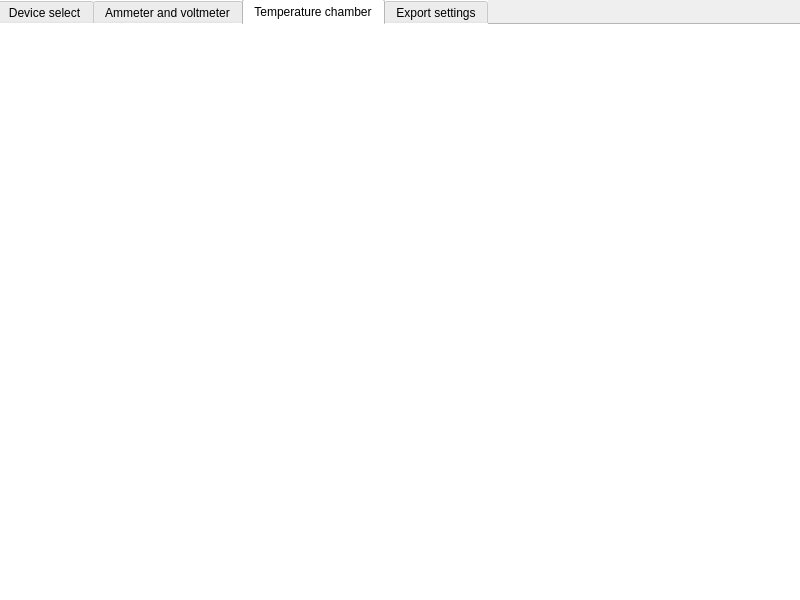
Old version of the form BurySmartMeasure.ui in the repository zielony414/Smart_measure.
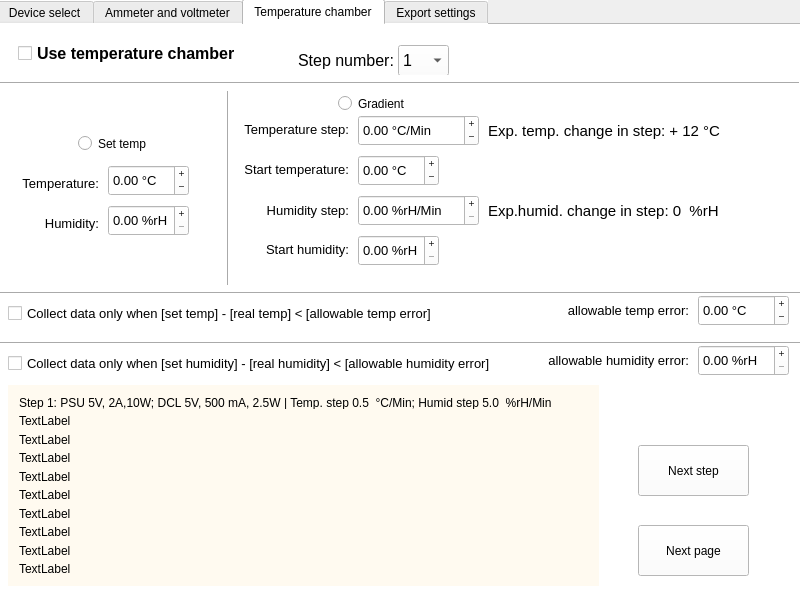
New version of the form. The open tabs and pages were chosen to show the change.

Patch:
```diff
--- a/BurySmartMeasure.ui
+++ b/BurySmartMeasure.ui
@@ -546,368 +546,6 @@
        </property>
       </item>
      </widget>
-     <widget class="QLabel" name="label_5">
-      <property name="geometry">
-       <rect>
-        <x>90</x>
-        <y>370</y>
-        <width>121</width>
-        <height>31</height>
-       </rect>
-      </property>
-      <property name="font">
-       <font>
-        <pointsize>12</pointsize>
-       </font>
-      </property>
-      <property name="text">
-       <string>Power Supply</string>
-      </property>
-     </widget>
-     <widget class="QLabel" name="label_6">
-      <property name="geometry">
-       <rect>
-        <x>40</x>
-        <y>420</y>
-        <width>47</width>
-        <height>13</height>
-       </rect>
-      </property>
-      <property name="font">
-       <font>
-        <pointsize>10</pointsize>
-       </font>
-      </property>
-      <property name="text">
-       <string>Volts:</string>
-      </property>
-     </widget>
-     <widget class="QLabel" name="label_7">
-      <property name="geometry">
-       <rect>
-        <x>20</x>
-        <y>460</y>
-        <width>47</width>
-        <height>13</height>
-       </rect>
-      </property>
-      <property name="font">
-       <font>
-        <pointsize>10</pointsize>
-       </font>
-      </property>
-      <property name="text">
-       <string>Ampers:</string>
-      </property>
-     </widget>
-     <widget class="QLabel" name="label_8">
-      <property name="geometry">
-       <rect>
-        <x>30</x>
-        <y>500</y>
-        <width>161</width>
-        <height>16</height>
-       </rect>
-      </property>
-      <property name="font">
-       <font>
-        <pointsize>11</pointsize>
-       </font>
-      </property>
-      <property name="text">
-       <string>Watts: 0 W</string>
-      </property>
-     </widget>
-     <widget class="QDoubleSpinBox" name="doubleSpinBox_2">
-      <property name="geometry">
-       <rect>
-        <x>80</x>
-        <y>410</y>
-        <width>51</width>
-        <height>31</height>
-       </rect>
-      </property>
-      <property name="font">
-       <font>
-        <pointsize>10</pointsize>
-       </font>
-      </property>
-      <property name="wrapping">
-       <bool>false</bool>
-      </property>
-      <property name="frame">
-       <bool>true</bool>
-      </property>
-      <property name="buttonSymbols">
-       <enum>QAbstractSpinBox::PlusMinus</enum>
-      </property>
-      <property name="suffix">
-       <string/>
-      </property>
-     </widget>
-     <widget class="QComboBox" name="comboBox_5">
-      <property name="geometry">
-       <rect>
-        <x>140</x>
-        <y>450</y>
-        <width>69</width>
-        <height>22</height>
-       </rect>
-      </property>
-      <item>
-       <property name="text">
-        <string>A</string>
-       </property>
-      </item>
-      <item>
-       <property name="text">
-        <string>mA</string>
-       </property>
-      </item>
-      <item>
-       <property name="text">
-        <string>µA</string>
-       </property>
-      </item>
-     </widget>
-     <widget class="QComboBox" name="comboBox_6">
-      <property name="geometry">
-       <rect>
-        <x>140</x>
-        <y>410</y>
-        <width>69</width>
-        <height>22</height>
-       </rect>
-      </property>
-      <item>
-       <property name="text">
-        <string>V</string>
-       </property>
-      </item>
-      <item>
-       <property name="text">
-        <string>mV</string>
-       </property>
-      </item>
-      <item>
-       <property name="text">
-        <string>µV</string>
-       </property>
-      </item>
-      <item>
-       <property name="text">
-        <string>kV</string>
-       </property>
-      </item>
-     </widget>
-     <widget class="QDoubleSpinBox" name="doubleSpinBox_4">
-      <property name="geometry">
-       <rect>
-        <x>80</x>
-        <y>450</y>
-        <width>51</width>
-        <height>31</height>
-       </rect>
-      </property>
-      <property name="font">
-       <font>
-        <pointsize>10</pointsize>
-       </font>
-      </property>
-      <property name="wrapping">
-       <bool>false</bool>
-      </property>
-      <property name="frame">
-       <bool>true</bool>
-      </property>
-      <property name="buttonSymbols">
-       <enum>QAbstractSpinBox::PlusMinus</enum>
-      </property>
-      <property name="suffix">
-       <string/>
-      </property>
-     </widget>
-     <widget class="QDoubleSpinBox" name="doubleSpinBox_8">
-      <property name="geometry">
-       <rect>
-        <x>380</x>
-        <y>450</y>
-        <width>51</width>
-        <height>31</height>
-       </rect>
-      </property>
-      <property name="font">
-       <font>
-        <pointsize>10</pointsize>
-       </font>
-      </property>
-      <property name="wrapping">
-       <bool>false</bool>
-      </property>
-      <property name="frame">
-       <bool>true</bool>
-      </property>
-      <property name="buttonSymbols">
-       <enum>QAbstractSpinBox::PlusMinus</enum>
-      </property>
-      <property name="suffix">
-       <string/>
-      </property>
-     </widget>
-     <widget class="QComboBox" name="comboBox_13">
-      <property name="geometry">
-       <rect>
-        <x>440</x>
-        <y>410</y>
-        <width>69</width>
-        <height>22</height>
-       </rect>
-      </property>
-      <item>
-       <property name="text">
-        <string>V</string>
-       </property>
-      </item>
-      <item>
-       <property name="text">
-        <string>mV</string>
-       </property>
-      </item>
-      <item>
-       <property name="text">
-        <string>µV</string>
-       </property>
-      </item>
-      <item>
-       <property name="text">
-        <string>kV</string>
-       </property>
-      </item>
-     </widget>
-     <widget class="QDoubleSpinBox" name="doubleSpinBox_9">
-      <property name="geometry">
-       <rect>
-        <x>380</x>
-        <y>410</y>
-        <width>51</width>
-        <height>31</height>
-       </rect>
-      </property>
-      <property name="font">
-       <font>
-        <pointsize>10</pointsize>
-       </font>
-      </property>
-      <property name="wrapping">
-       <bool>false</bool>
-      </property>
-      <property name="frame">
-       <bool>true</bool>
-      </property>
-      <property name="buttonSymbols">
-       <enum>QAbstractSpinBox::PlusMinus</enum>
-      </property>
-      <property name="suffix">
-       <string/>
-      </property>
-     </widget>
-     <widget class="QLabel" name="label_17">
-      <property name="geometry">
-       <rect>
-        <x>330</x>
-        <y>500</y>
-        <width>161</width>
-        <height>16</height>
-       </rect>
-      </property>
-      <property name="font">
-       <font>
-        <pointsize>11</pointsize>
-       </font>
-      </property>
-      <property name="text">
-       <string>Watts: 0 W</string>
-      </property>
-     </widget>
-     <widget class="QComboBox" name="comboBox_14">
-      <property name="geometry">
-       <rect>
-        <x>440</x>
-        <y>450</y>
-        <width>69</width>
-        <height>22</height>
-       </rect>
-      </property>
-      <item>
-       <property name="text">
-        <string>A</string>
-       </property>
-      </item>
-      <item>
-       <property name="text">
-        <string>mA</string>
-       </property>
-      </item>
-      <item>
-       <property name="text">
-        <string>µA</string>
-       </property>
-      </item>
-     </widget>
-     <widget class="QLabel" name="label_18">
-      <property name="geometry">
-       <rect>
-        <x>390</x>
-        <y>370</y>
-        <width>121</width>
-        <height>31</height>
-       </rect>
-      </property>
-      <property name="font">
-       <font>
-        <pointsize>12</pointsize>
-       </font>
-      </property>
-      <property name="text">
-       <string>DC load</string>
-      </property>
-     </widget>
-     <widget class="QLabel" name="label_19">
-      <property name="geometry">
-       <rect>
-        <x>320</x>
-        <y>460</y>
-        <width>47</width>
-        <height>13</height>
-       </rect>
-      </property>
-      <property name="font">
-       <font>
-        <pointsize>10</pointsize>
-       </font>
-      </property>
-      <property name="text">
-       <string>Ampers:</string>
-      </property>
-     </widget>
-     <widget class="QLabel" name="label_20">
-      <property name="geometry">
-       <rect>
-        <x>340</x>
-        <y>420</y>
-        <width>31</width>
-        <height>16</height>
-       </rect>
-      </property>
-      <property name="font">
-       <font>
-        <pointsize>10</pointsize>
-       </font>
-      </property>
-      <property name="text">
-       <string>Volts:</string>
-      </property>
-     </widget>
      <widget class="QPushButton" name="config_dev_3">
       <property name="geometry">
        <rect>
@@ -1112,6 +750,831 @@
      <attribute name="title">
       <string>Temperature chamber</string>
      </attribute>
+     <widget class="QLabel" name="label_17">
+      <property name="geometry">
+       <rect>
+        <x>300</x>
+        <y>20</y>
+        <width>101</width>
+        <height>31</height>
+       </rect>
+      </property>
+      <property name="font">
+       <font>
+        <pointsize>12</pointsize>
+       </font>
+      </property>
+      <property name="text">
+       <string>Step number: </string>
+      </property>
+     </widget>
+     <widget class="QComboBox" name="comboBox_12">
+      <property name="geometry">
+       <rect>
+        <x>400</x>
+        <y>20</y>
+        <width>51</width>
+        <height>31</height>
+       </rect>
+      </property>
+      <property name="font">
+       <font>
+        <pointsize>12</pointsize>
+       </font>
+      </property>
+      <item>
+       <property name="text">
+        <string>1</string>
+       </property>
+      </item>
+     </widget>
+     <widget class="QWidget" name="steps_widget_2" native="true">
+      <property name="geometry">
+       <rect>
+        <x>10</x>
+        <y>360</y>
+        <width>591</width>
+        <height>201</height>
+       </rect>
+      </property>
+      <property name="styleSheet">
+       <string notr="true">background-color:#FFFAF0;</string>
+      </property>
+      <layout class="QVBoxLayout" name="_2">
+       <item>
+        <widget class="QLabel" name="step_1_lbl_2">
+         <property name="font">
+          <font>
+           <pointsize>9</pointsize>
+          </font>
+         </property>
+         <property name="text">
+          <string>Step 1: PSU 5V, 2A,10W; DCL 5V, 500 mA, 2.5W | Temp. step 0.5  °C/Min; Humid step 5.0  %rH/Min</string>
+         </property>
+        </widget>
+       </item>
+       <item>
+        <widget class="QLabel" name="step_2_lbl_2">
+         <property name="font">
+          <font>
+           <pointsize>9</pointsize>
+          </font>
+         </property>
+         <property name="text">
+          <string>TextLabel</string>
+         </property>
+        </widget>
+       </item>
+       <item>
+        <widget class="QLabel" name="step_3_lbl_2">
+         <property name="font">
+          <font>
+           <pointsize>9</pointsize>
+          </font>
+         </property>
+         <property name="text">
+          <string>TextLabel</string>
+         </property>
+        </widget>
+       </item>
+       <item>
+        <widget class="QLabel" name="step_4_lbl_2">
+         <property name="font">
+          <font>
+           <pointsize>9</pointsize>
+          </font>
+         </property>
+         <property name="text">
+          <string>TextLabel</string>
+         </property>
+        </widget>
+       </item>
+       <item>
+        <widget class="QLabel" name="step_5_lbl_2">
+         <property name="font">
+          <font>
+           <pointsize>9</pointsize>
+          </font>
+         </property>
+         <property name="text">
+          <string>TextLabel</string>
+         </property>
+        </widget>
+       </item>
+       <item>
+        <widget class="QLabel" name="step_6_lbl_2">
+         <property name="font">
+          <font>
+           <pointsize>9</pointsize>
+          </font>
+         </property>
+         <property name="text">
+          <string>TextLabel</string>
+         </property>
+        </widget>
+       </item>
+       <item>
+        <widget class="QLabel" name="step_7_lbl_2">
+         <property name="font">
+          <font>
+           <pointsize>9</pointsize>
+          </font>
+         </property>
+         <property name="text">
+          <string>TextLabel</string>
+         </property>
+        </widget>
+       </item>
+       <item>
+        <widget class="QLabel" name="step_8_lbl_2">
+         <property name="font">
+          <font>
+           <pointsize>9</pointsize>
+          </font>
+         </property>
+         <property name="text">
+          <string>TextLabel</string>
+         </property>
+        </widget>
+       </item>
+       <item>
+        <widget class="QLabel" name="step_9_lbl_2">
+         <property name="font">
+          <font>
+           <pointsize>9</pointsize>
+          </font>
+         </property>
+         <property name="text">
+          <string>TextLabel</string>
+         </property>
+        </widget>
+       </item>
+       <item>
+        <widget class="QLabel" name="step_10_lbl_2">
+         <property name="font">
+          <font>
+           <pointsize>9</pointsize>
+          </font>
+         </property>
+         <property name="text">
+          <string>TextLabel</string>
+         </property>
+        </widget>
+       </item>
+      </layout>
+     </widget>
+     <widget class="QRadioButton" name="radioButton">
+      <property name="geometry">
+       <rect>
+        <x>80</x>
+        <y>110</y>
+        <width>82</width>
+        <height>17</height>
+       </rect>
+      </property>
+      <property name="text">
+       <string>Set temp</string>
+      </property>
+     </widget>
+     <widget class="QRadioButton" name="radioButton_2">
+      <property name="geometry">
+       <rect>
+        <x>340</x>
+        <y>70</y>
+        <width>82</width>
+        <height>17</height>
+       </rect>
+      </property>
+      <property name="text">
+       <string>Gradient</string>
+      </property>
+     </widget>
+     <widget class="QLabel" name="label_18">
+      <property name="geometry">
+       <rect>
+        <x>20</x>
+        <y>150</y>
+        <width>81</width>
+        <height>16</height>
+       </rect>
+      </property>
+      <property name="font">
+       <font>
+        <pointsize>10</pointsize>
+       </font>
+      </property>
+      <property name="text">
+       <string>Temperature:</string>
+      </property>
+      <property name="alignment">
+       <set>Qt::AlignRight|Qt::AlignTrailing|Qt::AlignVCenter</set>
+      </property>
+     </widget>
+     <widget class="QDoubleSpinBox" name="doubleSpinBox_8">
+      <property name="geometry">
+       <rect>
+        <x>110</x>
+        <y>140</y>
+        <width>81</width>
+        <height>31</height>
+       </rect>
+      </property>
+      <property name="font">
+       <font>
+        <pointsize>10</pointsize>
+       </font>
+      </property>
+      <property name="wrapping">
+       <bool>false</bool>
+      </property>
+      <property name="frame">
+       <bool>true</bool>
+      </property>
+      <property name="buttonSymbols">
+       <enum>QAbstractSpinBox::PlusMinus</enum>
+      </property>
+      <property name="suffix">
+       <string> °C</string>
+      </property>
+      <property name="minimum">
+       <double>-75.000000000000000</double>
+      </property>
+      <property name="maximum">
+       <double>185.000000000000000</double>
+      </property>
+      <property name="singleStep">
+       <double>0.010000000000000</double>
+      </property>
+     </widget>
+     <widget class="QLabel" name="label_20">
+      <property name="geometry">
+       <rect>
+        <x>240</x>
+        <y>89</y>
+        <width>111</width>
+        <height>31</height>
+       </rect>
+      </property>
+      <property name="font">
+       <font>
+        <pointsize>10</pointsize>
+       </font>
+      </property>
+      <property name="text">
+       <string>Temperature step:</string>
+      </property>
+      <property name="alignment">
+       <set>Qt::AlignRight|Qt::AlignTrailing|Qt::AlignVCenter</set>
+      </property>
+     </widget>
+     <widget class="QDoubleSpinBox" name="doubleSpinBox_11">
+      <property name="geometry">
+       <rect>
+        <x>360</x>
+        <y>90</y>
+        <width>121</width>
+        <height>31</height>
+       </rect>
+      </property>
+      <property name="font">
+       <font>
+        <pointsize>10</pointsize>
+       </font>
+      </property>
+      <property name="wrapping">
+       <bool>false</bool>
+      </property>
+      <property name="frame">
+       <bool>true</bool>
+      </property>
+      <property name="buttonSymbols">
+       <enum>QAbstractSpinBox::PlusMinus</enum>
+      </property>
+      <property name="suffix">
+       <string> °C/Min</string>
+      </property>
+      <property name="minimum">
+       <double>-75.000000000000000</double>
+      </property>
+      <property name="maximum">
+       <double>185.000000000000000</double>
+      </property>
+      <property name="singleStep">
+       <double>0.010000000000000</double>
+      </property>
+     </widget>
+     <widget class="QLabel" name="label_24">
+      <property name="geometry">
+       <rect>
+        <x>20</x>
+        <y>190</y>
+        <width>81</width>
+        <height>16</height>
+       </rect>
+      </property>
+      <property name="font">
+       <font>
+        <pointsize>10</pointsize>
+       </font>
+      </property>
+      <property name="text">
+       <string>Humidity:</string>
+      </property>
+      <property name="alignment">
+       <set>Qt::AlignRight|Qt::AlignTrailing|Qt::AlignVCenter</set>
+      </property>
+     </widget>
+     <widget class="QDoubleSpinBox" name="doubleSpinBox_12">
+      <property name="geometry">
+       <rect>
+        <x>110</x>
+        <y>180</y>
+        <width>81</width>
+        <height>31</height>
+       </rect>
+      </property>
+      <property name="font">
+       <font>
+        <pointsize>10</pointsize>
+       </font>
+      </property>
+      <property name="wrapping">
+       <bool>false</bool>
+      </property>
+      <property name="frame">
+       <bool>true</bool>
+      </property>
+      <property name="buttonSymbols">
+       <enum>QAbstractSpinBox::PlusMinus</enum>
+      </property>
+      <property name="suffix">
+       <string> %rH</string>
+      </property>
+      <property name="minimum">
+       <double>0.000000000000000</double>
+      </property>
+      <property name="maximum">
+       <double>98.000000000000000</double>
+      </property>
+      <property name="singleStep">
+       <double>0.010000000000000</double>
+      </property>
+     </widget>
+     <widget class="QDoubleSpinBox" name="doubleSpinBox_13">
+      <property name="geometry">
+       <rect>
+        <x>360</x>
+        <y>170</y>
+        <width>121</width>
+        <height>31</height>
+       </rect>
+      </property>
+      <property name="font">
+       <font>
+        <pointsize>10</pointsize>
+       </font>
+      </property>
+      <property name="wrapping">
+       <bool>false</bool>
+      </property>
+      <property name="frame">
+       <bool>true</bool>
+      </property>
+      <property name="buttonSymbols">
+       <enum>QAbstractSpinBox::PlusMinus</enum>
+      </property>
+      <property name="suffix">
+       <string> %rH/Min</string>
+      </property>
+      <property name="minimum">
+       <double>0.000000000000000</double>
+      </property>
+      <property name="maximum">
+       <double>98.000000000000000</double>
+      </property>
+      <property name="singleStep">
+       <double>0.010000000000000</double>
+      </property>
+     </widget>
+     <widget class="QLabel" name="label_26">
+      <property name="geometry">
+       <rect>
+        <x>260</x>
+        <y>170</y>
+        <width>91</width>
+        <height>31</height>
+       </rect>
+      </property>
+      <property name="font">
+       <font>
+        <pointsize>10</pointsize>
+       </font>
+      </property>
+      <property name="text">
+       <string>Humidity step:</string>
+      </property>
+      <property name="alignment">
+       <set>Qt::AlignRight|Qt::AlignTrailing|Qt::AlignVCenter</set>
+      </property>
+     </widget>
+     <widget class="QPushButton" name="config_dev_7">
+      <property name="geometry">
+       <rect>
+        <x>640</x>
+        <y>500</y>
+        <width>111</width>
+        <height>51</height>
+       </rect>
+      </property>
+      <property name="text">
+       <string>Next page</string>
+      </property>
+     </widget>
+     <widget class="QPushButton" name="config_dev_8">
+      <property name="geometry">
+       <rect>
+        <x>640</x>
+        <y>420</y>
+        <width>111</width>
+        <height>51</height>
+       </rect>
+      </property>
+      <property name="text">
+       <string>Next step</string>
+      </property>
+     </widget>
+     <widget class="Line" name="line">
+      <property name="geometry">
+       <rect>
+        <x>220</x>
+        <y>60</y>
+        <width>20</width>
+        <height>201</height>
+       </rect>
+      </property>
+      <property name="orientation">
+       <enum>Qt::Vertical</enum>
+      </property>
+     </widget>
+     <widget class="QLabel" name="label_19">
+      <property name="geometry">
+       <rect>
+        <x>490</x>
+        <y>90</y>
+        <width>311</width>
+        <height>31</height>
+       </rect>
+      </property>
+      <property name="font">
+       <font>
+        <pointsize>11</pointsize>
+       </font>
+      </property>
+      <property name="text">
+       <string>Exp. temp. change in step: + 12 °C</string>
+      </property>
+     </widget>
+     <widget class="QLabel" name="label_25">
+      <property name="geometry">
+       <rect>
+        <x>490</x>
+        <y>170</y>
+        <width>311</width>
+        <height>31</height>
+       </rect>
+      </property>
+      <property name="font">
+       <font>
+        <pointsize>11</pointsize>
+       </font>
+      </property>
+      <property name="text">
+       <string>Exp.humid. change in step: 0  %rH</string>
+      </property>
+     </widget>
+     <widget class="QLabel" name="label_59">
+      <property name="geometry">
+       <rect>
+        <x>230</x>
+        <y>129</y>
+        <width>121</width>
+        <height>31</height>
+       </rect>
+      </property>
+      <property name="font">
+       <font>
+        <pointsize>10</pointsize>
+       </font>
+      </property>
+      <property name="text">
+       <string>Start temperature:</string>
+      </property>
+      <property name="alignment">
+       <set>Qt::AlignRight|Qt::AlignTrailing|Qt::AlignVCenter</set>
+      </property>
+     </widget>
+     <widget class="QDoubleSpinBox" name="doubleSpinBox_9">
+      <property name="geometry">
+       <rect>
+        <x>360</x>
+        <y>130</y>
+        <width>81</width>
+        <height>31</height>
+       </rect>
+      </property>
+      <property name="font">
+       <font>
+        <pointsize>10</pointsize>
+       </font>
+      </property>
+      <property name="wrapping">
+       <bool>false</bool>
+      </property>
+      <property name="frame">
+       <bool>true</bool>
+      </property>
+      <property name="buttonSymbols">
+       <enum>QAbstractSpinBox::PlusMinus</enum>
+      </property>
+      <property name="suffix">
+       <string> °C</string>
+      </property>
+      <property name="minimum">
+       <double>-75.000000000000000</double>
+      </property>
+      <property name="maximum">
+       <double>185.000000000000000</double>
+      </property>
+      <property name="singleStep">
+       <double>0.010000000000000</double>
+      </property>
+     </widget>
+     <widget class="QDoubleSpinBox" name="doubleSpinBox_14">
+      <property name="geometry">
+       <rect>
+        <x>360</x>
+        <y>210</y>
+        <width>81</width>
+        <height>31</height>
+       </rect>
+      </property>
+      <property name="font">
+       <font>
+        <pointsize>10</pointsize>
+       </font>
+      </property>
+      <property name="wrapping">
+       <bool>false</bool>
+      </property>
+      <property name="frame">
+       <bool>true</bool>
+      </property>
+      <property name="buttonSymbols">
+       <enum>QAbstractSpinBox::PlusMinus</enum>
+      </property>
+      <property name="suffix">
+       <string> %rH</string>
+      </property>
+      <property name="minimum">
+       <double>0.000000000000000</double>
+      </property>
+      <property name="maximum">
+       <double>98.000000000000000</double>
+      </property>
+      <property name="singleStep">
+       <double>0.010000000000000</double>
+      </property>
+     </widget>
+     <widget class="QLabel" name="label_60">
+      <property name="geometry">
+       <rect>
+        <x>240</x>
+        <y>209</y>
+        <width>111</width>
+        <height>31</height>
+       </rect>
+      </property>
+      <property name="font">
+       <font>
+        <pointsize>10</pointsize>
+       </font>
+      </property>
+      <property name="text">
+       <string>Start humidity:</string>
+      </property>
+      <property name="alignment">
+       <set>Qt::AlignRight|Qt::AlignTrailing|Qt::AlignVCenter</set>
+      </property>
+     </widget>
+     <widget class="QCheckBox" name="checkBox_5">
+      <property name="geometry">
+       <rect>
+        <x>20</x>
+        <y>20</y>
+        <width>251</width>
+        <height>17</height>
+       </rect>
+      </property>
+      <property name="font">
+       <font>
+        <pointsize>12</pointsize>
+        <weight>75</weight>
+        <bold>true</bold>
+       </font>
+      </property>
+      <property name="text">
+       <string>Use temperature chamber</string>
+      </property>
+     </widget>
+     <widget class="Line" name="line_3">
+      <property name="geometry">
+       <rect>
+        <x>-3</x>
+        <y>260</y>
+        <width>811</width>
+        <height>16</height>
+       </rect>
+      </property>
+      <property name="orientation">
+       <enum>Qt::Horizontal</enum>
+      </property>
+     </widget>
+     <widget class="Line" name="line_4">
+      <property name="geometry">
+       <rect>
+        <x>-10</x>
+        <y>50</y>
+        <width>811</width>
+        <height>16</height>
+       </rect>
+      </property>
+      <property name="orientation">
+       <enum>Qt::Horizontal</enum>
+      </property>
+     </widget>
+     <widget class="QCheckBox" name="checkBox_6">
+      <property name="geometry">
+       <rect>
+        <x>10</x>
+        <y>280</y>
+        <width>481</width>
+        <height>17</height>
+       </rect>
+      </property>
+      <property name="font">
+       <font>
+        <pointsize>10</pointsize>
+       </font>
+      </property>
+      <property name="text">
+       <string>Collect data only when [set temp] - [real temp] &lt; [allowable temp error]</string>
+      </property>
+     </widget>
+     <widget class="QCheckBox" name="checkBox_7">
+      <property name="geometry">
+       <rect>
+        <x>10</x>
+        <y>330</y>
+        <width>541</width>
+        <height>17</height>
+       </rect>
+      </property>
+      <property name="font">
+       <font>
+        <pointsize>10</pointsize>
+       </font>
+      </property>
+      <property name="text">
+       <string>Collect data only when [set humidity] - [real humidity] &lt; [allowable humidity error]</string>
+      </property>
+     </widget>
+     <widget class="QLabel" name="label_61">
+      <property name="geometry">
+       <rect>
+        <x>520</x>
+        <y>270</y>
+        <width>171</width>
+        <height>31</height>
+       </rect>
+      </property>
+      <property name="font">
+       <font>
+        <pointsize>10</pointsize>
+       </font>
+      </property>
+      <property name="text">
+       <string>allowable temp error:</string>
+      </property>
+      <property name="alignment">
+       <set>Qt::AlignRight|Qt::AlignTrailing|Qt::AlignVCenter</set>
+      </property>
+     </widget>
+     <widget class="QDoubleSpinBox" name="doubleSpinBox_26">
+      <property name="geometry">
+       <rect>
+        <x>700</x>
+        <y>270</y>
+        <width>91</width>
+        <height>31</height>
+       </rect>
+      </property>
+      <property name="font">
+       <font>
+        <pointsize>10</pointsize>
+       </font>
+      </property>
+      <property name="wrapping">
+       <bool>false</bool>
+      </property>
+      <property name="frame">
+       <bool>true</bool>
+      </property>
+      <property name="buttonSymbols">
+       <enum>QAbstractSpinBox::PlusMinus</enum>
+      </property>
+      <property name="suffix">
+       <string> °C</string>
+      </property>
+      <property name="minimum">
+       <double>-75.000000000000000</double>
+      </property>
+      <property name="maximum">
+       <double>185.000000000000000</double>
+      </property>
+      <property name="singleStep">
+       <double>0.010000000000000</double>
+      </property>
+     </widget>
+     <widget class="Line" name="line_5">
+      <property name="geometry">
+       <rect>
+        <x>0</x>
+        <y>310</y>
+        <width>811</width>
+        <height>16</height>
+       </rect>
+      </property>
+      <property name="orientation">
+       <enum>Qt::Horizontal</enum>
+      </property>
+     </widget>
+     <widget class="QLabel" name="label_62">
+      <property name="geometry">
+       <rect>
+        <x>520</x>
+        <y>320</y>
+        <width>171</width>
+        <height>31</height>
+       </rect>
+      </property>
+      <property name="font">
+       <font>
+        <pointsize>10</pointsize>
+       </font>
+      </property>
+      <property name="text">
+       <string>allowable humidity error:</string>
+      </property>
+      <property name="alignment">
+       <set>Qt::AlignRight|Qt::AlignTrailing|Qt::AlignVCenter</set>
+      </property>
+     </widget>
+     <widget class="QDoubleSpinBox" name="doubleSpinBox_27">
+      <property name="geometry">
+       <rect>
+        <x>700</x>
+        <y>320</y>
+        <width>91</width>
+        <height>31</height>
+       </rect>
+      </property>
+      <property name="font">
+       <font>
+        <pointsize>10</pointsize>
+       </font>
+      </property>
+      <property name="wrapping">
+       <bool>false</bool>
+      </property>
+      <property name="frame">
+       <bool>true</bool>
+      </property>
+      <property name="buttonSymbols">
+       <enum>QAbstractSpinBox::PlusMinus</enum>
+      </property>
+      <property name="suffix">
+       <string> %rH</string>
+      </property>
+      <property name="minimum">
+       <double>0.000000000000000</double>
+      </property>
+      <property name="maximum">
+       <double>98.000000000000000</double>
+      </property>
+      <property name="singleStep">
+       <double>0.010000000000000</double>
+      </property>
+     </widget>
     </widget>
     <widget class="QWidget" name="tab_3">
      <attribute name="title">
```
Left out of the diff: 610 changed lines with no effect on the pictures.
